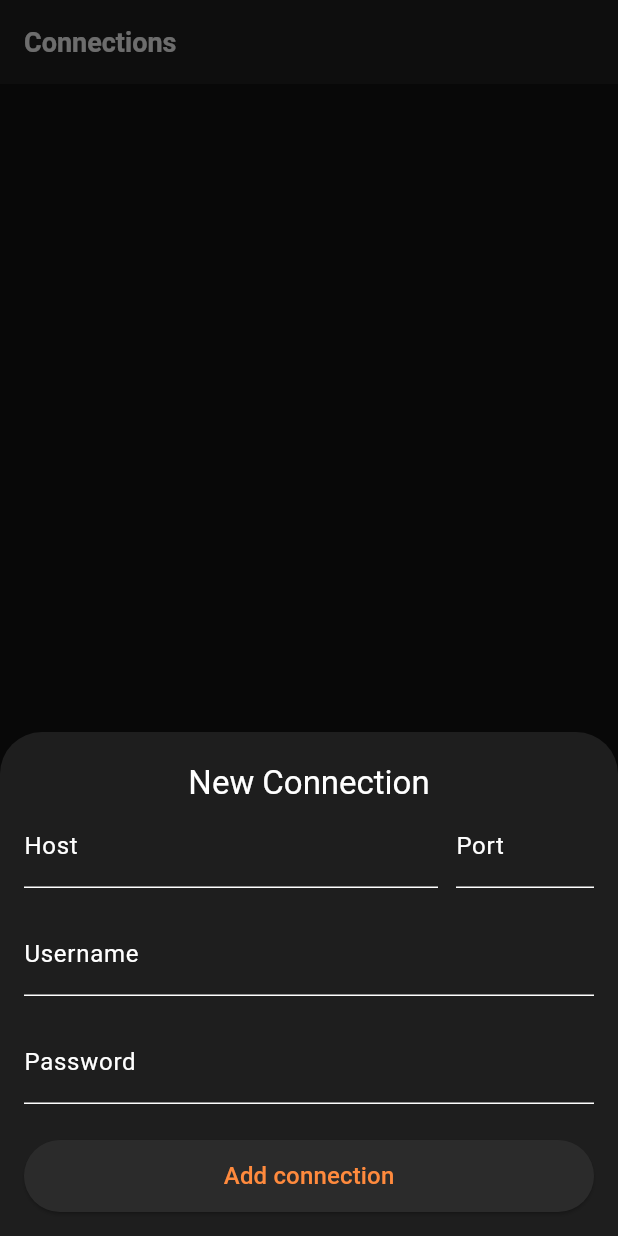
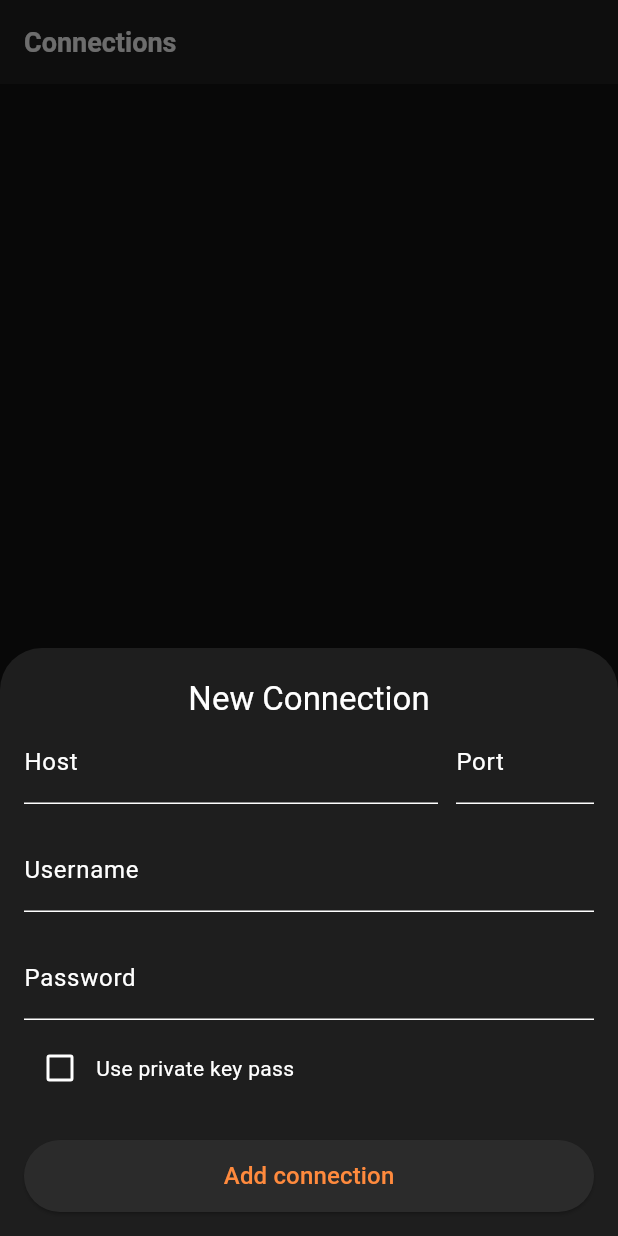
Before and after one commit to MaksKraft-Team/LisTerm, a Flutter app: the screen it shows after launch, after a tap on the "add" icon, on a phone screen of 412 x 824 dp. Run offline on Flutter 3.47's test engine with Material 3 defaults, Android fonts, the phone set to English and light mode, and no system bars; missing offline and left inert: dartssh2, flutter_code_editor, highlight, xterm.

Commit message:
added keypass for connection

```diff
--- a/lib/models/connection.dart
+++ b/lib/models/connection.dart
@@ -1,14 +1,18 @@
 class Connection {
-  final String host;        // Хост
-  final int port;           // Порт
-  final String username;    // Имя пользователя
-  final String password;    // Пароль
+  final String host;             // Хост
+  final int port;                // Порт
+  final String username;         // Имя пользователя
+  final String? password;        // Пароль (если используется)
+  final String? privateKeyPath;  // Путь к приватному ключу (если используется)
+  final String? passphrase;      // Парольная фраза для ключа (если ключ зашифрован)
 
   const Connection({
     required this.host,
     required this.port,
     required this.username,
-    required this.password,
+    this.password,
+    this.privateKeyPath,
+    this.passphrase,
   });
 
   String get address => '$host:$port';
@@ -19,6 +23,8 @@ class Connection {
         'port': port,
         'username': username,
         'password': password,
+        'privateKeyPath': privateKeyPath,
+        'passphrase': passphrase,
       };
 
   /// Восстановление из JSON
@@ -28,6 +34,11 @@ class Connection {
       port: json['port'],
       username: json['username'],
       password: json['password'],
+      privateKeyPath: json['privateKeyPath'],
+      passphrase: json['passphrase'],
     );
   }
+
+  /// Проверка: используется ли ключ вместо пароля
+  bool get usesKeyAuth => privateKeyPath != null && privateKeyPath!.isNotEmpty;
 }
--- a/lib/screens/add_connection_sheet.dart
+++ b/lib/screens/add_connection_sheet.dart
@@ -12,6 +12,10 @@ class _AddConnectionSheetState extends State<AddConnectionSheet> {
   final TextEditingController portController = TextEditingController();
   final TextEditingController userController = TextEditingController();
   final TextEditingController passController = TextEditingController();
+  final TextEditingController keyPathController = TextEditingController();
+  final TextEditingController passphraseController = TextEditingController();
+
+  bool usePrivateKey = false; // состояние чекбокса
 
   @override
   Widget build(BuildContext context) {
@@ -22,6 +26,7 @@ class _AddConnectionSheetState extends State<AddConnectionSheet> {
         right: 16,
         top: 20,
       ),
+      child: SingleChildScrollView(
         child: Column(
           mainAxisSize: MainAxisSize.min,
           children: [
@@ -29,6 +34,7 @@ class _AddConnectionSheetState extends State<AddConnectionSheet> {
               'New Connection',
               style: Theme.of(context).textTheme.titleLarge,
             ),
+
             // Хост, порт
             Row(
               children: [
@@ -67,13 +73,48 @@ class _AddConnectionSheetState extends State<AddConnectionSheet> {
 
             const SizedBox(height: 16),
 
-          // Пароль
+
+            // Если ключ не выбран → показываем пароль
+            if (!usePrivateKey)
               TextField(
                 controller: passController,
                 obscureText: true,
                 decoration: const InputDecoration(
                   labelText: 'Password',
                 ),
+              ),
+
+            // Если выбран ключ → показываем поля для ключа и passphrase
+            if (usePrivateKey) ...[
+              TextField(
+                controller: keyPathController,
+                decoration: const InputDecoration(
+                  labelText: 'Private key path',
+                  hintText: '/Users/maxim/.ssh/id_rsa',
+                ),
+              ),
+              const SizedBox(height: 16),
+              TextField(
+                controller: passphraseController,
+                obscureText: true,
+                decoration: const InputDecoration(
+                  labelText: 'Key passphrase (optional)',
+                ),
+              ),
+            ],
+
+            const SizedBox(height: 8),
+            // Чекбокс переключения
+            Row(
+              children: [
+                Checkbox(
+                  value: usePrivateKey,
+                  onChanged: (val) {
+                    setState(() => usePrivateKey = val ?? false);
+                  },
+                ),
+                const Text('Use private key pass'),
+              ],
             ),
 
             const SizedBox(height: 24),
@@ -89,19 +130,26 @@ class _AddConnectionSheetState extends State<AddConnectionSheet> {
                     'port': portController.text,
                     'user': userController.text,
                     'pass': passController.text,
+                    'privateKeyPath': keyPathController.text,
+                    'passphrase': passphraseController.text,
+                    'usePrivateKey': usePrivateKey,
                   });
                 },
                 style: ElevatedButton.styleFrom(
-                backgroundColor: Color.fromARGB(255, 43, 43, 43),
-                overlayColor: Color.fromARGB(255, 20, 20, 20)
+                  backgroundColor: const Color.fromARGB(255, 43, 43, 43),
+                  overlayColor: const Color.fromARGB(255, 20, 20, 20),
                 ),
-              child: const Text('Add connection', style: TextStyle(fontSize: 16)),
+                child: const Text(
+                  'Add connection',
+                  style: TextStyle(fontSize: 16),
+                ),
               ),
             ),
 
             const SizedBox(height: 16),
           ],
         ),
+      ),
     );
   }
 }
```
Also changed, not shown: lib/widgets/ssh_terminal.dart (+30 -5 lines). Lines whose indentation alone changed are shown as unchanged.
